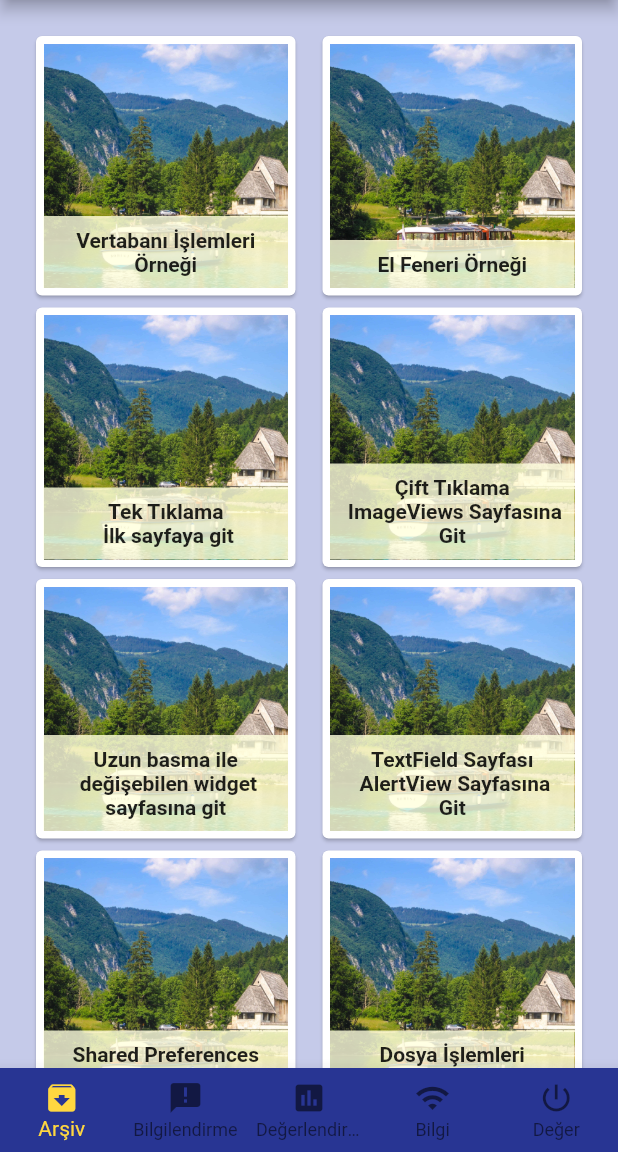
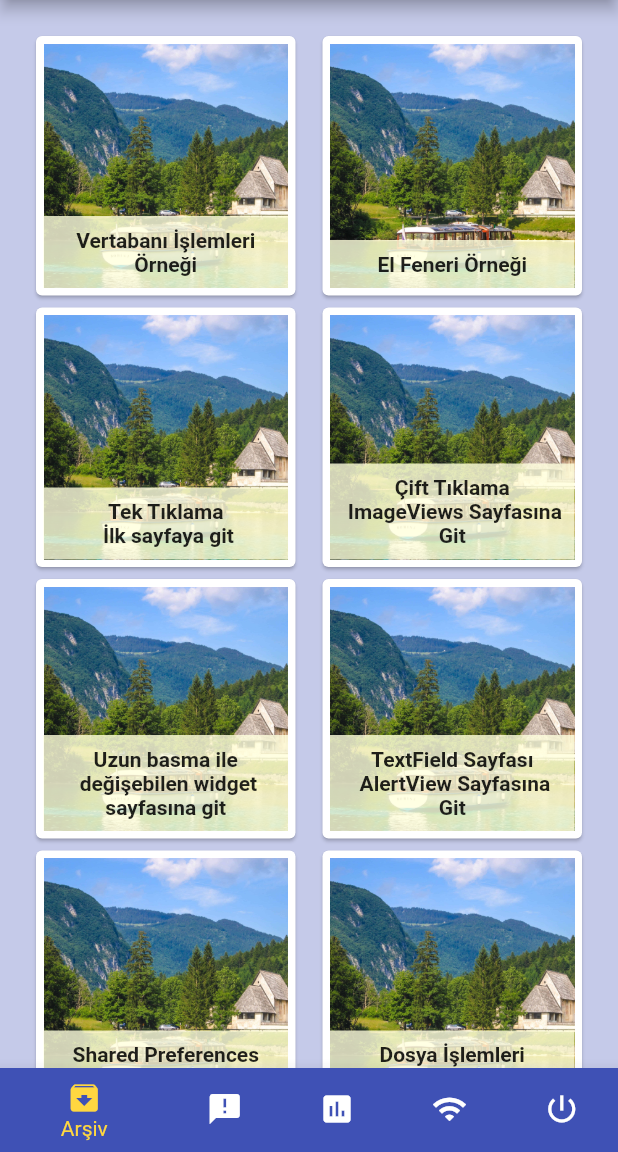
Before and after one commit to VedatBiner/flutter_udemy_01, a Flutter app: the screen it shows after launch, on a phone screen of 412 x 824 dp, the part 84-1236 px from its top. Run offline on Flutter 3.47's test engine with Material 2 defaults, Android fonts, the phone set to English and light mode, and no system bars; our stand-ins replace fluttertoast, font_awesome_flutter, shared_preferences, sqflite; missing offline and left inert: torch_control; accounts and stored records are empty; project files that could hold a hidden picture were left out.

Commit message:
BottomNavigationBar - ek1

```diff
--- a/lib/arayuz/scaf.dart
+++ b/lib/arayuz/scaf.dart
@@ -77,28 +77,32 @@ class ScaffoldState extends State<ScaffoldOgesi> {
       ),
       body: gecerliSayfa(aktifOge),
       bottomNavigationBar: BottomNavigationBar(
-        type: BottomNavigationBarType.fixed,
+        type: BottomNavigationBarType.shifting,
         currentIndex: aktifOge,
-        backgroundColor: Colors.indigo.shade800,
         selectedItemColor: Colors.amberAccent,
         items: const [
           BottomNavigationBarItem(
+            backgroundColor: Colors.indigo,
             icon: Icon(Icons.archive),
             label: "Arşiv",
           ),
           BottomNavigationBarItem(
+            backgroundColor: Colors.indigo,
             icon: Icon(Icons.announcement),
             label: "Bilgilendirme",
           ),
           BottomNavigationBarItem(
+            backgroundColor: Colors.indigo,
             icon: Icon(Icons.assessment),
             label: "Değerlendirme",
           ),
           BottomNavigationBarItem(
+            backgroundColor: Colors.indigo,
             icon: Icon(Icons.wifi),
             label: "Bilgi",
           ),
           BottomNavigationBarItem(
+            backgroundColor: Colors.indigo,
             icon: Icon(Icons.power_settings_new_sharp),
             label: "Değer",
           ),
```
